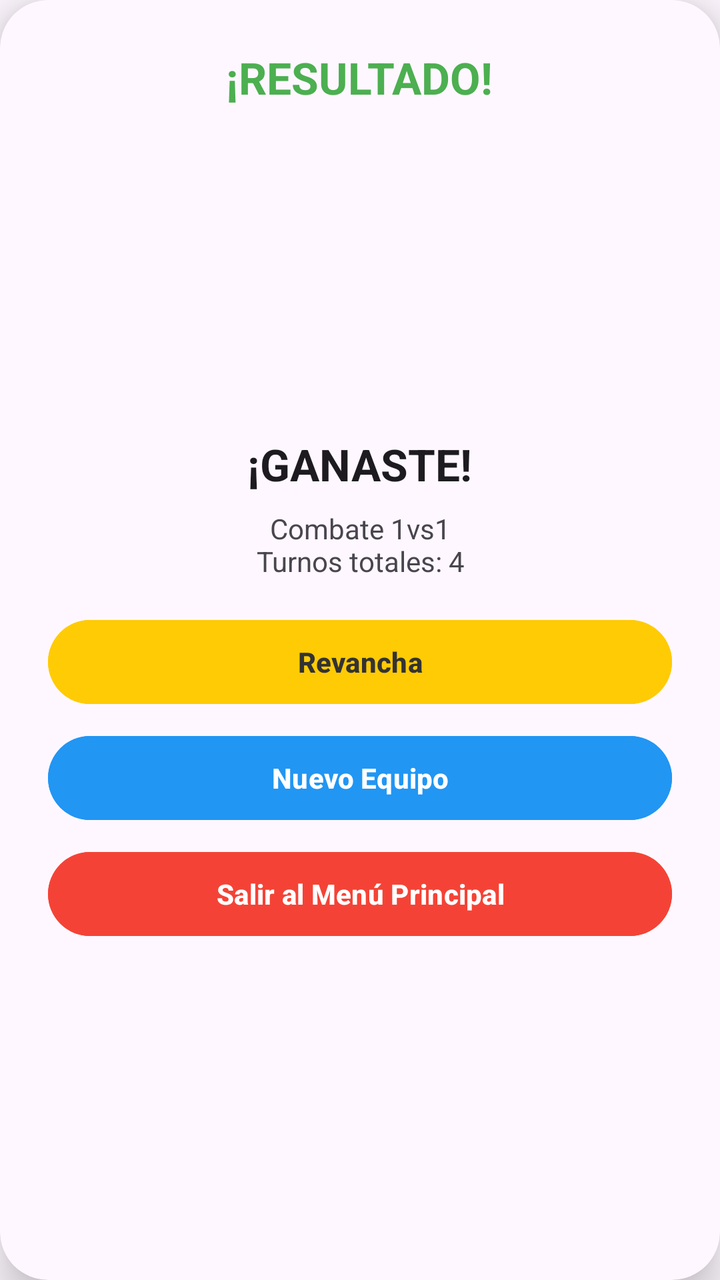
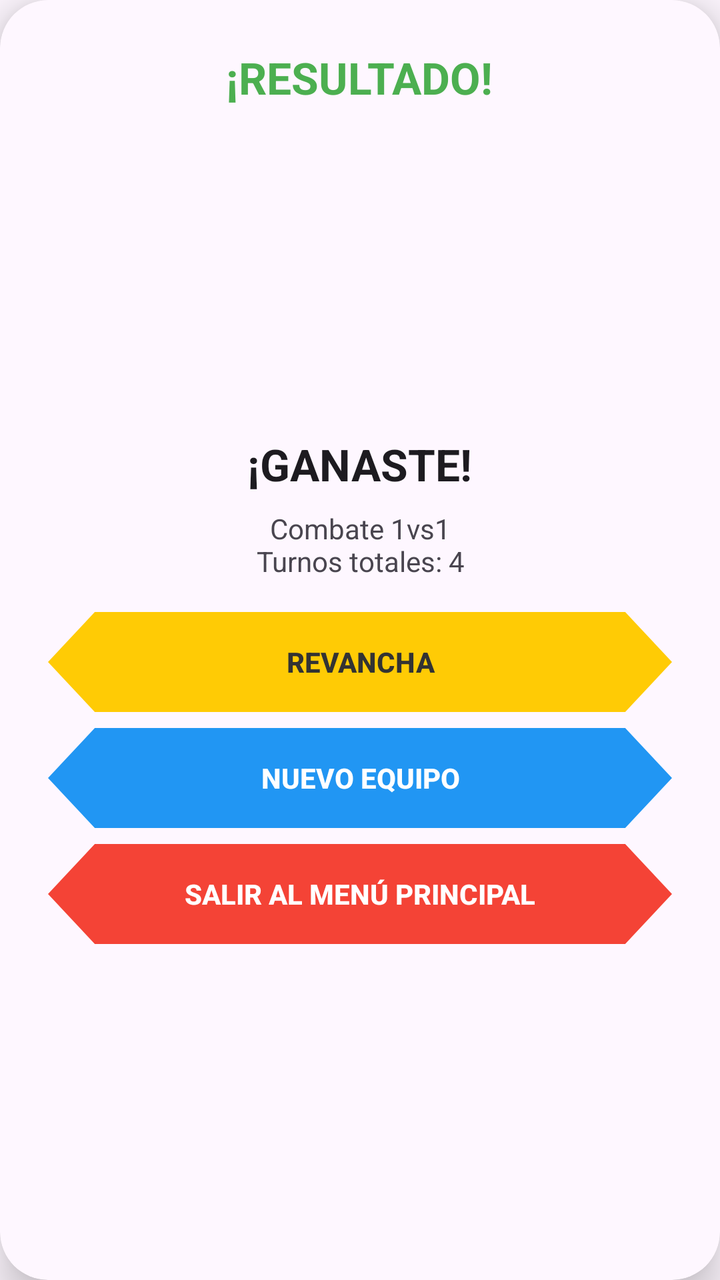

Screens rendered from an Android XML layout before and after an edit, with the pre-edit source and the edit as a unified diff.
<!-- AndroidManifest.xml: application theme Theme.PokeApp -->
<!-- res/layout/dialog_ganador.xml -->
<?xml version="1.0" encoding="utf-8"?>
<androidx.cardview.widget.CardView xmlns:android="http://schemas.android.com/apk/res/android"
    xmlns:app="http://schemas.android.com/apk/res-auto"
    android:layout_width="320dp"
    android:layout_height="wrap_content"
    android:layout_gravity="center"
    app:cardCornerRadius="24dp"
    app:cardElevation="12dp"
    app:cardBackgroundColor="?attr/colorSurface">

    <LinearLayout
        android:layout_width="match_parent"
        android:layout_height="wrap_content"
        android:orientation="vertical"
        android:padding="24dp"
        android:gravity="center">

        <TextView
            android:id="@+id/txtDialogTitulo"
            android:layout_width="wrap_content"
            android:layout_height="wrap_content"
            android:text="¡RESULTADO!"
            android:textSize="22sp"
            android:textStyle="bold"
            android:textColor="#4CAF50"
            android:layout_marginBottom="8dp" />

        <ImageView
            android:id="@+id/imgGanadorDialog"
            android:layout_width="140dp"
            android:layout_height="140dp"
            android:layout_margin="8dp"/>

        <TextView
            android:id="@+id/txtNombreGanadorDialog"
            android:layout_width="wrap_content"
            android:layout_height="wrap_content"
            android:text="¡GANASTE!"
            android:textSize="22sp"
            android:textStyle="bold"
            android:textColor="?android:attr/textColorPrimary"/>

        <TextView
            android:id="@+id/txtStatsGanadorDialog"
            android:layout_width="match_parent"
            android:layout_height="wrap_content"
            android:text="Combate 1vs1\nTurnos totales: 4"
            android:textSize="14sp"
            android:gravity="center"
            android:textColor="?android:attr/textColorSecondary"
            android:layout_marginTop="8dp"
            android:layout_marginBottom="16dp"/>

        
        <Button
            android:id="@+id/btnRevancha"
            android:layout_width="match_parent"
            android:layout_height="50dp"
            android:text="Revancha"
            android:backgroundTint="#FFCB05"
            android:textColor="#333333"
            android:textStyle="bold"
            android:layout_marginBottom="8dp"/>

        <Button
            android:id="@+id/btnNuevoEquipo"
            android:layout_width="match_parent"
            android:layout_height="50dp"
            android:text="Nuevo Equipo"
            android:backgroundTint="#2196F3"
            android:textColor="#FFFFFF"
            android:textStyle="bold"
            android:layout_marginBottom="8dp"/>

        <Button
            android:id="@+id/btnVolverMenuBatalla"
            android:layout_width="match_parent"
            android:layout_height="50dp"
            android:text="Salir al Menú Principal"
            android:backgroundTint="#F44336"
            android:textColor="#FFFFFF"
            android:textStyle="bold"/>
    </LinearLayout>
</androidx.cardview.widget.CardView>
<!-- resources referenced by this layout -->
<resources>
  <style name="Theme.PokeApp" parent="Base.Theme.PokeApp" />
  <style name="Base.Theme.PokeApp" parent="Theme.Material3.DayNight.NoActionBar" />
</resources>

<!-- the commit's change to res/layout/dialog_ganador.xml (unified diff, before → after) -->
@@ -52,31 +52,34 @@
             android:layout_marginBottom="16dp"/>
 
         
-        <Button
+        <androidx.appcompat.widget.AppCompatButton
             android:id="@+id/btnRevancha"
             android:layout_width="match_parent"
             android:layout_height="50dp"
             android:text="Revancha"
+            android:background="@drawable/bg_hexagono2"
             android:backgroundTint="#FFCB05"
             android:textColor="#333333"
             android:textStyle="bold"
             android:layout_marginBottom="8dp"/>
 
-        <Button
+        <androidx.appcompat.widget.AppCompatButton
             android:id="@+id/btnNuevoEquipo"
             android:layout_width="match_parent"
             android:layout_height="50dp"
             android:text="Nuevo Equipo"
+            android:background="@drawable/bg_hexagono2"
             android:backgroundTint="#2196F3"
             android:textColor="#FFFFFF"
             android:textStyle="bold"
             android:layout_marginBottom="8dp"/>
 
-        <Button
+        <androidx.appcompat.widget.AppCompatButton
             android:id="@+id/btnVolverMenuBatalla"
             android:layout_width="match_parent"
             android:layout_height="50dp"
             android:text="Salir al Menú Principal"
+            android:background="@drawable/bg_hexagono2"
             android:backgroundTint="#F44336"
             android:textColor="#FFFFFF"
             android:textStyle="bold"/>
<!-- resource entries referenced after the edit -->
@@ -1,5 +1,17 @@
 <!-- resources referenced by this layout -->
 <resources>
+  <!-- drawable bg_hexagono2 (drawable) -->
+  <?xml version="1.0" encoding="utf-8"?>
+  <vector xmlns:android="http://schemas.android.com/apk/res/android"
+      android:width="200dp"
+      android:height="60dp"
+      android:viewportWidth="200"
+      android:viewportHeight="60">
+      
+      <path
+          android:fillColor="#FFFFFF"
+          android:pathData="M 15,0 L 185,0 L 200,30 L 185,60 L 15,60 L 0,30 Z" />
+  </vector>
   <style name="Theme.PokeApp" parent="Base.Theme.PokeApp" />
   <style name="Base.Theme.PokeApp" parent="Theme.Material3.DayNight.NoActionBar" />
 </resources>
